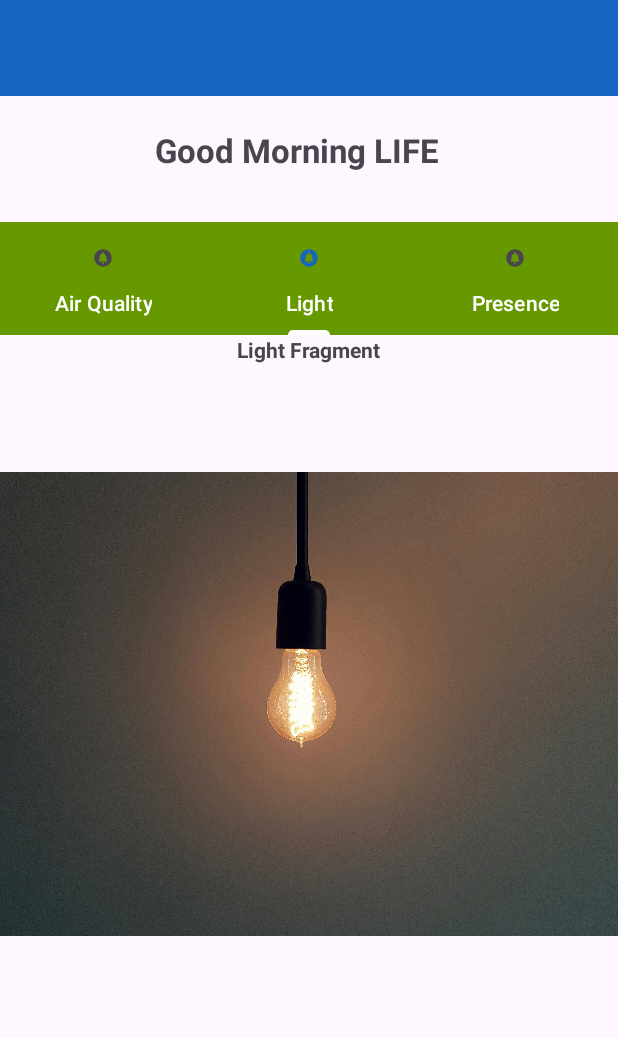
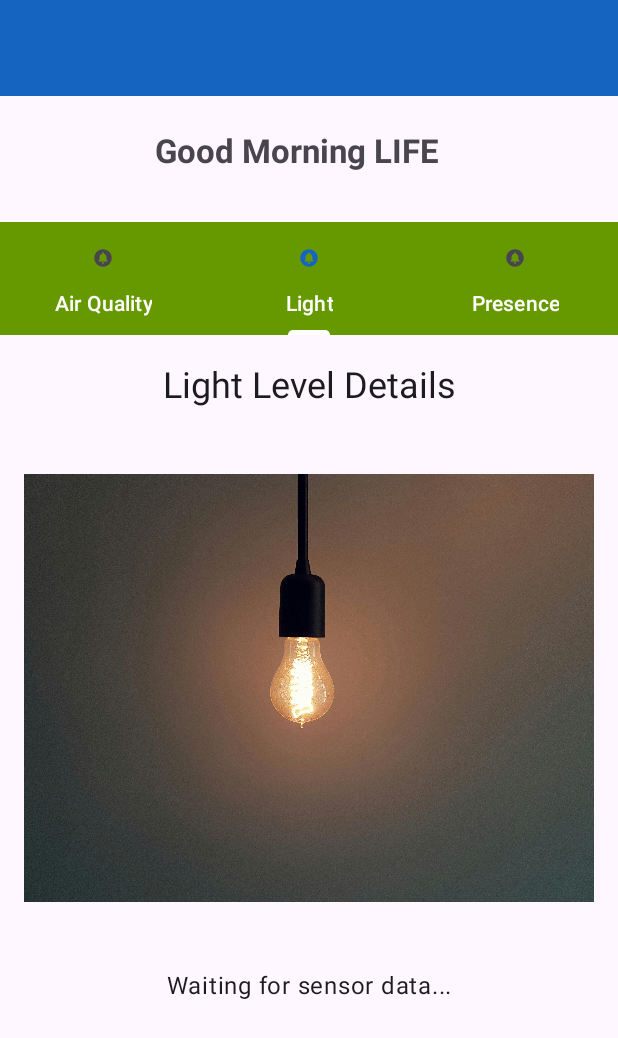
Before and after one commit to JonathanAkabuike0573/LIFE_EnvironmentalSolutions, an Android app: the AirQualityFragment screen opened directly, with no data from a screen before it, tab 2 chosen, on a phone screen of 412 x 824 dp. Shown: the top 1038 px of the screen. Run offline under Robolectric (Android 15) with nearby library versions, the phone set to English and light mode, and no system bars.

Commit message:
implemented sensors tab.

```diff
--- a/app/src/main/java/ca/light/indoorair/freshness/energy/it/life/environmental/solution/AirQualityFragment.java
+++ b/app/src/main/java/ca/light/indoorair/freshness/energy/it/life/environmental/solution/AirQualityFragment.java
@@ -1,64 +1,47 @@
 package ca.light.indoorair.freshness.energy.it.life.environmental.solution;
 
 import android.os.Bundle;
-
-import androidx.fragment.app.Fragment;
-
 import android.view.LayoutInflater;
 import android.view.View;
 import android.view.ViewGroup;
+import android.widget.TextView;
 
-/**
- * A simple {@link Fragment} subclass.
- * Use the {@link AirQualityFragment#newInstance} factory method to
- * create an instance of this fragment.
- */
+import androidx.annotation.NonNull;
+import androidx.annotation.Nullable;
+import androidx.fragment.app.Fragment;
+
 public class AirQualityFragment extends Fragment {
 
-    // TODO: Rename parameter arguments, choose names that match
-    // the fragment initialization parameters, e.g. ARG_ITEM_NUMBER
-    private static final String ARG_PARAM1 = "param1";
-    private static final String ARG_PARAM2 = "param2";
-
-    // TODO: Rename and change types of parameters
-    private String mParam1;
-    private String mParam2;
+    private TextView airQualityReadingTextView;
 
     public AirQualityFragment() {
         // Required empty public constructor
     }
 
-    /**
-     * Use this factory method to create a new instance of
-     * this fragment using the provided parameters.
-     *
-     * @param param1 Parameter 1.
-     * @param param2 Parameter 2.
-     * @return A new instance of fragment AirQualityFragment.
-     */
-    // TODO: Rename and change types and number of parameters
-    public static AirQualityFragment newInstance(String param1, String param2) {
-        AirQualityFragment fragment = new AirQualityFragment();
-        Bundle args = new Bundle();
-        args.putString(ARG_PARAM1, param1);
-        args.putString(ARG_PARAM2, param2);
-        fragment.setArguments(args);
-        return fragment;
-    }
-
     @Override
-    public void onCreate(Bundle savedInstanceState) {
-        super.onCreate(savedInstanceState);
-        if (getArguments() != null) {
-            mParam1 = getArguments().getString(ARG_PARAM1);
-            mParam2 = getArguments().getString(ARG_PARAM2);
-        }
-    }
-
-    @Override
-    public View onCreateView(LayoutInflater inflater, ViewGroup container,
+    public View onCreateView(@NonNull LayoutInflater inflater, ViewGroup container,
                              Bundle savedInstanceState) {
         // Inflate the layout for this fragment
         return inflater.inflate(R.layout.fragment_air_quality, container, false);
     }
+
+    @Override
+    public void onViewCreated(@NonNull View view, @Nullable Bundle savedInstanceState) {
+        super.onViewCreated(view, savedInstanceState);
+
+        // Find the TextView from the layout using its ID
+        airQualityReadingTextView = view.findViewById(R.id.air_quality_reading_text);
+
+        // Set the initial text to indicate it's waiting for data
+        initializeTextView();
+    }
+
+    /**
+     * Sets the initial state of the TextView. In a real app, a listener for the
+     * actual data source (e.g., Firebase) would be set up here.
+     */
+    private void initializeTextView() {
+        // Set a clear message that no data is available yet.
+        airQualityReadingTextView.setText("Waiting for sensor data...");
+    }
 }
--- a/app/src/main/java/ca/light/indoorair/freshness/energy/it/life/environmental/solution/LightFragment.java
+++ b/app/src/main/java/ca/light/indoorair/freshness/energy/it/life/environmental/solution/LightFragment.java
@@ -1,64 +1,47 @@
 package ca.light.indoorair.freshness.energy.it.life.environmental.solution;
 
 import android.os.Bundle;
-
-import androidx.fragment.app.Fragment;
-
 import android.view.LayoutInflater;
 import android.view.View;
 import android.view.ViewGroup;
+import android.widget.TextView;
 
-/**
- * A simple {@link Fragment} subclass.
- * Use the {@link LightFragment#newInstance} factory method to
- * create an instance of this fragment.
- */
+import androidx.annotation.NonNull;
+import androidx.annotation.Nullable;
+import androidx.fragment.app.Fragment;
+
 public class LightFragment extends Fragment {
 
-    // TODO: Rename parameter arguments, choose names that match
-    // the fragment initialization parameters, e.g. ARG_ITEM_NUMBER
-    private static final String ARG_PARAM1 = "param1";
-    private static final String ARG_PARAM2 = "param2";
-
-    // TODO: Rename and change types of parameters
-    private String mParam1;
-    private String mParam2;
+    private TextView lightLevelReadingTextView;
 
     public LightFragment() {
         // Required empty public constructor
     }
 
-    /**
-     * Use this factory method to create a new instance of
-     * this fragment using the provided parameters.
-     *
-     * @param param1 Parameter 1.
-     * @param param2 Parameter 2.
-     * @return A new instance of fragment LightFragment.
-     */
-    // TODO: Rename and change types and number of parameters
-    public static LightFragment newInstance(String param1, String param2) {
-        LightFragment fragment = new LightFragment();
-        Bundle args = new Bundle();
-        args.putString(ARG_PARAM1, param1);
-        args.putString(ARG_PARAM2, param2);
-        fragment.setArguments(args);
-        return fragment;
-    }
-
     @Override
-    public void onCreate(Bundle savedInstanceState) {
-        super.onCreate(savedInstanceState);
-        if (getArguments() != null) {
-            mParam1 = getArguments().getString(ARG_PARAM1);
-            mParam2 = getArguments().getString(ARG_PARAM2);
-        }
-    }
-
-    @Override
-    public View onCreateView(LayoutInflater inflater, ViewGroup container,
+    public View onCreateView(@NonNull LayoutInflater inflater, ViewGroup container,
                              Bundle savedInstanceState) {
         // Inflate the layout for this fragment
         return inflater.inflate(R.layout.fragment_light, container, false);
     }
+
+    @Override
+    public void onViewCreated(@NonNull View view, @Nullable Bundle savedInstanceState) {
+        super.onViewCreated(view, savedInstanceState);
+
+        // Find the TextView from the layout using its ID
+        lightLevelReadingTextView = view.findViewById(R.id.light_level_reading_text);
+
+        // Set the initial text to indicate it's waiting for data
+        initializeTextView();
+    }
+
+    /**
+     * Sets the initial state of the TextView. In a real app, a listener for the
+     * actual data source (e.g., Firebase) would be set up here.
+     */
+    private void initializeTextView() {
+        // Set a clear message that no data is available yet.
+        lightLevelReadingTextView.setText("Waiting for sensor data...");
+    }
 }
--- a/app/src/main/java/ca/light/indoorair/freshness/energy/it/life/environmental/solution/PresenceFragment.java
+++ b/app/src/main/java/ca/light/indoorair/freshness/energy/it/life/environmental/solution/PresenceFragment.java
@@ -1,64 +1,47 @@
 package ca.light.indoorair.freshness.energy.it.life.environmental.solution;
 
 import android.os.Bundle;
-
-import androidx.fragment.app.Fragment;
-
 import android.view.LayoutInflater;
 import android.view.View;
 import android.view.ViewGroup;
+import android.widget.TextView;
 
-/**
- * A simple {@link Fragment} subclass.
- * Use the {@link PresenceFragment#newInstance} factory method to
- * create an instance of this fragment.
- */
+import androidx.annotation.NonNull;
+import androidx.annotation.Nullable;
+import androidx.fragment.app.Fragment;
+
 public class PresenceFragment extends Fragment {
 
-    // TODO: Rename parameter arguments, choose names that match
-    // the fragment initialization parameters, e.g. ARG_ITEM_NUMBER
-    private static final String ARG_PARAM1 = "param1";
-    private static final String ARG_PARAM2 = "param2";
-
-    // TODO: Rename and change types of parameters
-    private String mParam1;
-    private String mParam2;
+    private TextView presenceStatusTextView;
 
     public PresenceFragment() {
         // Required empty public constructor
     }
 
-    /**
-     * Use this factory method to create a new instance of
-     * this fragment using the provided parameters.
-     *
-     * @param param1 Parameter 1.
-     * @param param2 Parameter 2.
-     * @return A new instance of fragment PresenceFragment.
-     */
-    // TODO: Rename and change types and number of parameters
-    public static PresenceFragment newInstance(String param1, String param2) {
-        PresenceFragment fragment = new PresenceFragment();
-        Bundle args = new Bundle();
-        args.putString(ARG_PARAM1, param1);
-        args.putString(ARG_PARAM2, param2);
-        fragment.setArguments(args);
-        return fragment;
-    }
-
     @Override
-    public void onCreate(Bundle savedInstanceState) {
-        super.onCreate(savedInstanceState);
-        if (getArguments() != null) {
-            mParam1 = getArguments().getString(ARG_PARAM1);
-            mParam2 = getArguments().getString(ARG_PARAM2);
-        }
-    }
-
-    @Override
-    public View onCreateView(LayoutInflater inflater, ViewGroup container,
+    public View onCreateView(@NonNull LayoutInflater inflater, ViewGroup container,
                              Bundle savedInstanceState) {
         // Inflate the layout for this fragment
         return inflater.inflate(R.layout.fragment_presence, container, false);
     }
+
+    @Override
+    public void onViewCreated(@NonNull View view, @Nullable Bundle savedInstanceState) {
+        super.onViewCreated(view, savedInstanceState);
+
+        // Find the TextView from the layout using its ID
+        presenceStatusTextView = view.findViewById(R.id.presence_status_text);
+
+        // Set the initial text to indicate it's waiting for data
+        initializeTextView();
+    }
+
+    /**
+     * Sets the initial state of the TextView. In a real app, a listener for the
+     * actual data source (e.g., Firebase) would be set up here.
+     */
+    private void initializeTextView() {
+        // Set a clear message that no data is available yet.
+        presenceStatusTextView.setText("Waiting for sensor data...");
+    }
 }
--- a/app/src/main/res/layout/fragment_light.xml
+++ b/app/src/main/res/layout/fragment_light.xml
@@ -2,30 +2,43 @@
 <androidx.constraintlayout.widget.ConstraintLayout xmlns:android="http://schemas.android.com/apk/res/android"
     xmlns:app="http://schemas.android.com/apk/res-auto"
     xmlns:tools="http://schemas.android.com/tools"
-    android:id="@+id/frameLayout4"
     android:layout_width="match_parent"
     android:layout_height="match_parent"
+    android:padding="16dp"
     tools:context=".LightFragment">
 
-    <!-- TODO: Update blank fragment layout -->
     <TextView
-        android:id="@+id/textView11"
+        android:id="@+id/light_level_title"
         android:layout_width="wrap_content"
         android:layout_height="wrap_content"
-        android:text="Light Fragment"
-        android:textStyle="bold"
+        android:text="Light Level Details"
+        android:textAppearance="?attr/textAppearanceHeadline5"
         app:layout_constraintEnd_toEndOf="parent"
         app:layout_constraintStart_toStartOf="parent"
         app:layout_constraintTop_toTopOf="parent" />
 
     <ImageView
-        android:id="@+id/imageView6"
+        android:id="@+id/light_level_image"
+        android:layout_width="0dp"
+        android:layout_height="0dp"
+        android:layout_marginTop="16dp"
+        android:layout_marginBottom="16dp"
+        android:contentDescription="Illustration of a light sensor"
+        android:src="@drawable/light"
+        app:layout_constraintBottom_toTopOf="@+id/light_level_reading_text"
+        app:layout_constraintEnd_toEndOf="parent"
+        app:layout_constraintStart_toStartOf="parent"
+        app:layout_constraintTop_toBottomOf="@+id/light_level_title" />
+
+    <TextView
+        android:id="@+id/light_level_reading_text"
         android:layout_width="wrap_content"
         android:layout_height="wrap_content"
-        android:src="@drawable/light"
+        android:layout_marginBottom="32dp"
+        android:text="Waiting for sensor data..."
+        android:textAppearance="?attr/textAppearanceBody1"
         app:layout_constraintBottom_toBottomOf="parent"
         app:layout_constraintEnd_toEndOf="parent"
-        app:layout_constraintStart_toStartOf="parent"
-        app:layout_constraintTop_toTopOf="parent" />
+        app:layout_constraintStart_toStartOf="parent" />
 
 </androidx.constraintlayout.widget.ConstraintLayout>
```
Also changed, not shown: app/src/main/res/layout/fragment_air_quality.xml (+22 -9 lines), app/src/main/res/layout/fragment_presence.xml (+22 -9 lines), 1 other file.
